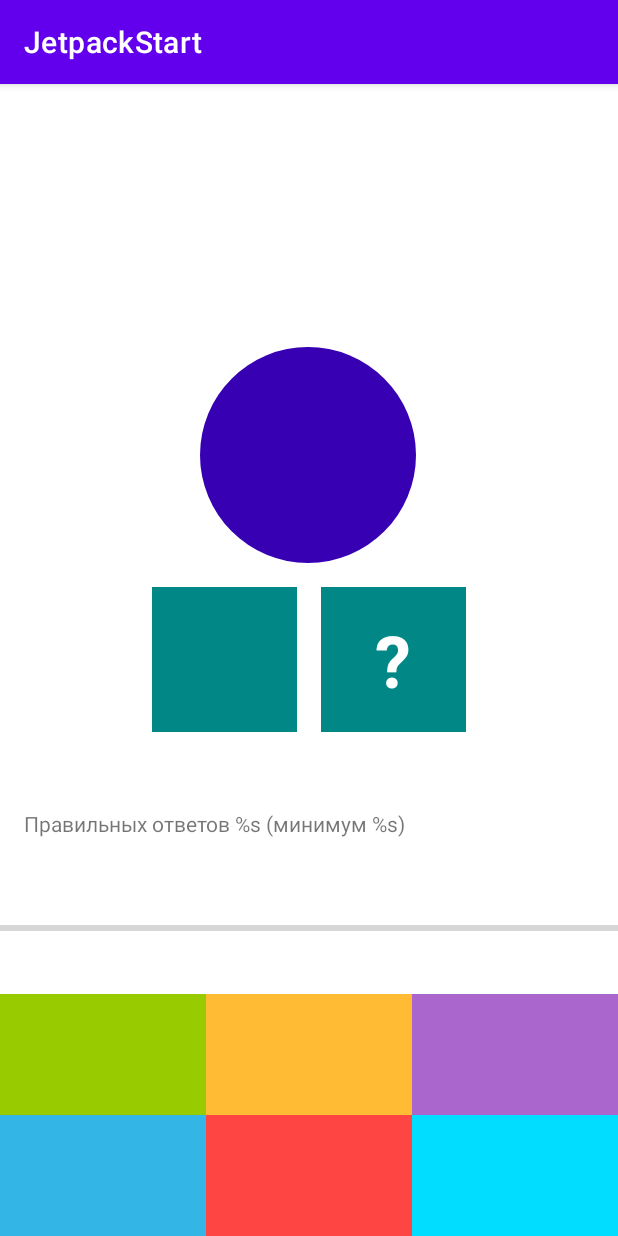
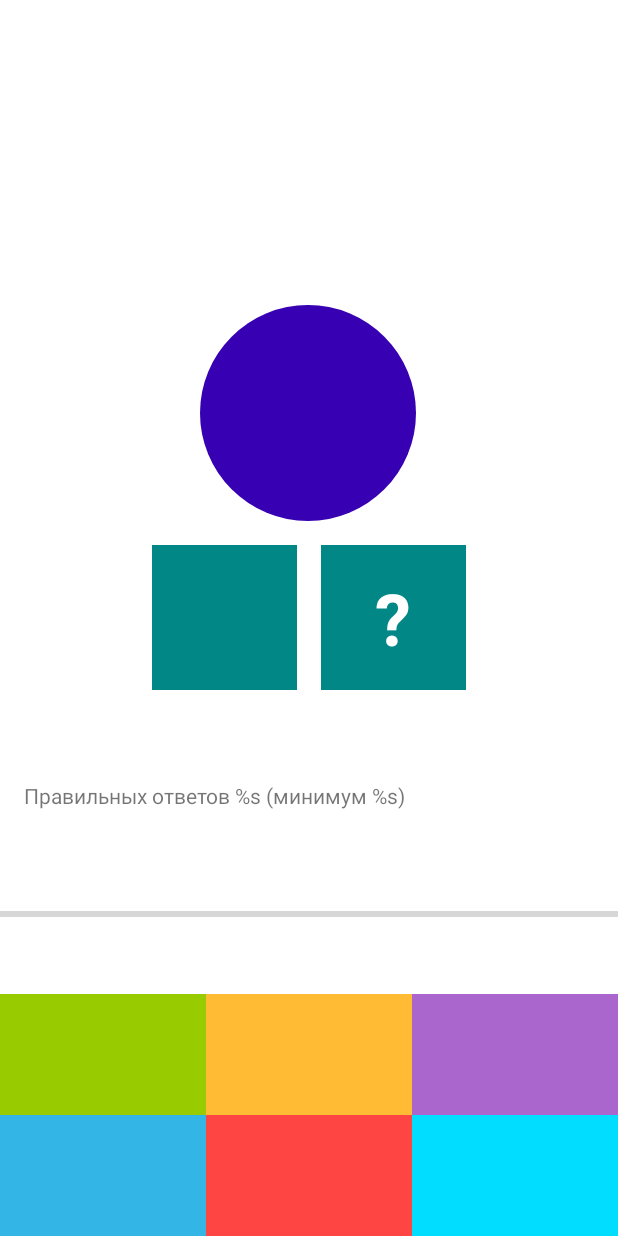
Before and after one commit to EmptySlon/Composition, an Android app: the fragment GameFragment placed in its activity, on a phone screen of 412 x 824 dp. Run offline under Robolectric (Android 15) with nearby library versions, the phone set to English and light mode, and no system bars; 3 statements that could not run were skipped.

Commit message:
lesson 8

```diff
--- a/app/src/main/AndroidManifest.xml
+++ b/app/src/main/AndroidManifest.xml
@@ -14,7 +14,9 @@
         tools:targetApi="31">
         <activity
             android:name=".presentation.MainActivity"
-            android:exported="true">
+            android:exported="true"
+            android:screenOrientation="portrait"
+            >
             <intent-filter>
                 <action android:name="android.intent.action.MAIN" />
 
--- a/app/src/main/java/com/example/composition/presentation/GameFragment.kt
+++ b/app/src/main/java/com/example/composition/presentation/GameFragment.kt
@@ -19,7 +19,9 @@ class GameFragment : Fragment() {
     private lateinit var level: Level
     private lateinit var gameResult: GameResult
     private lateinit var gameSettings: GameSettings
-    private lateinit var gameViewModel: GameViewModel
+    private val gameViewModel: GameViewModel by lazy {
+        ViewModelProvider(this)[GameViewModel::class.java]
+    }
 
 
     private var _binding: FragmentGameBinding? = null
@@ -30,7 +32,6 @@ class GameFragment : Fragment() {
         super.onCreate(savedInstanceState)
         parseArgs()
         gameSettings = GameRepositoryImpl.getGameSettings(level)
-        gameViewModel = ViewModelProvider(this)[GameViewModel::class.java]
         gameViewModel.getGameSettings(level)
 
 
--- a/app/src/main/java/com/example/composition/presentation/GameViewModel.kt
+++ b/app/src/main/java/com/example/composition/presentation/GameViewModel.kt
@@ -1,9 +1,10 @@
 package com.example.composition.presentation
 
+import android.app.Application
 import android.os.CountDownTimer
+import androidx.lifecycle.AndroidViewModel
 import androidx.lifecycle.LiveData
 import androidx.lifecycle.MutableLiveData
-import androidx.lifecycle.ViewModel
 import com.example.composition.data.GameRepositoryImpl
 import com.example.composition.domain.entity.GameResult
 import com.example.composition.domain.entity.GameSettings
@@ -14,7 +15,7 @@ import com.example.composition.domain.usecases.GetGameSettingsUseCase
 import java.text.SimpleDateFormat
 import java.util.*
 
-class GameViewModel : ViewModel() {
+class GameViewModel(application: Application) : AndroidViewModel(application) {
     private val repository = GameRepositoryImpl
 
     private val generateQuestionUseCase = GenerateQuestionUseCase(repository)
--- a/app/src/main/res/values-night/themes.xml
+++ b/app/src/main/res/values-night/themes.xml
@@ -1,6 +1,6 @@
 <resources xmlns:tools="http://schemas.android.com/tools">
     <!-- Base application theme. -->
-    <style name="Theme.Composition" parent="Theme.MaterialComponents.DayNight.DarkActionBar">
+    <style name="Theme.Composition" parent="Theme.MaterialComponents.DayNight.NoActionBar">
         <!-- Primary brand color. -->
         <item name="colorPrimary">@color/purple_200</item>
         <item name="colorPrimaryVariant">@color/purple_700</item>
--- a/app/src/main/res/values/themes.xml
+++ b/app/src/main/res/values/themes.xml
@@ -1,6 +1,6 @@
 <resources xmlns:tools="http://schemas.android.com/tools">
     <!-- Base application theme. -->
-    <style name="Theme.Composition" parent="Theme.MaterialComponents.DayNight.DarkActionBar">
+    <style name="Theme.Composition" parent="Theme.MaterialComponents.DayNight.NoActionBar">
         <!-- Primary brand color. -->
         <item name="colorPrimary">@color/purple_500</item>
         <item name="colorPrimaryVariant">@color/purple_700</item>
```
